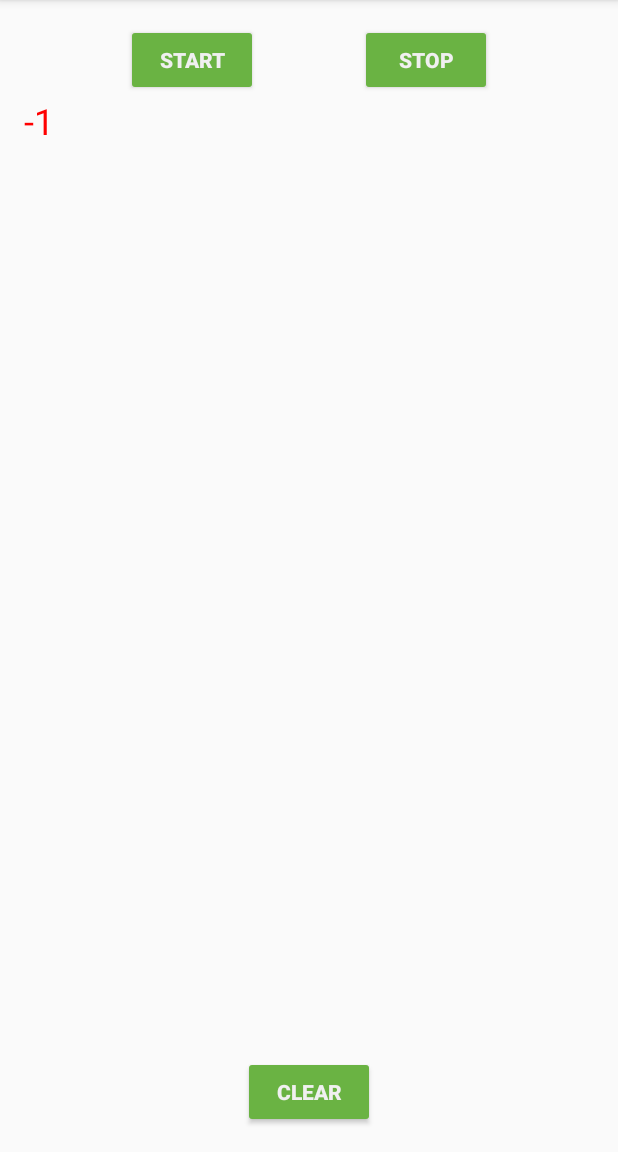
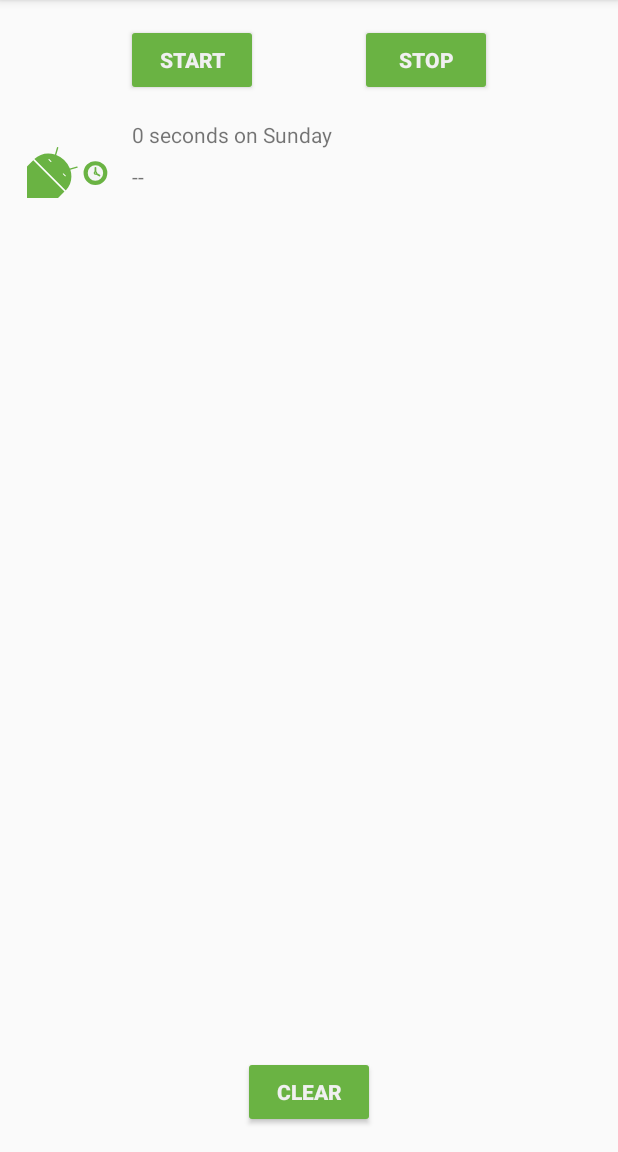
Before and after one commit to Thorn461/Developing-Android-Apps-with-Kotlin, an Android app: the screen it shows after launch (MainActivity), after a tap on "START", on a phone screen of 412 x 824 dp, the part 84-1236 px from its top. Run offline under Robolectric (Android 15) with nearby library versions, the phone set to English and light mode, and no system bars; our stand-ins replace Room's generated code, data binding; Roboto replaces fonts that are not available here; 3 statements that could not run were skipped.

Commit message:
Lesson 7

```diff
--- a/andfun-kotlin-sleep-tracker-with-recyclerview-starter-code/app/src/main/java/com/example/android/trackmysleepquality/sleeptracker/SleepNightAdapter.kt
+++ b/andfun-kotlin-sleep-tracker-with-recyclerview-starter-code/app/src/main/java/com/example/android/trackmysleepquality/sleeptracker/SleepNightAdapter.kt
@@ -17,15 +17,17 @@
 package com.example.android.trackmysleepquality.sleeptracker
 
 import android.view.LayoutInflater
+import android.view.View
 import android.view.ViewGroup
+import android.widget.ImageView
 import android.widget.TextView
 import androidx.recyclerview.widget.RecyclerView
 import com.example.android.trackmysleepquality.R
-import com.example.android.trackmysleepquality.TextItemViewHolder
+import com.example.android.trackmysleepquality.convertDurationToFormatted
+import com.example.android.trackmysleepquality.convertNumericQualityToString
 import com.example.android.trackmysleepquality.database.SleepNight
-import android.graphics.Color
 
-class SleepNightAdapter : RecyclerView.Adapter<TextItemViewHolder>() {
+class SleepNightAdapter : RecyclerView.Adapter<SleepNightAdapter.ViewHolder>() {
 
     var data = listOf<SleepNight>()
         set(value) {
@@ -35,23 +37,41 @@ class SleepNightAdapter : RecyclerView.Adapter<TextItemViewHolder>() {
 
     override fun getItemCount() = data.size
 
-    override fun onBindViewHolder(holder: TextItemViewHolder, position: Int) {
+    override fun onBindViewHolder(holder: ViewHolder, position: Int) {
         val item = data[position]
-        holder.textView.text = item.sleepQuality.toString()
-        if (item.sleepQuality <= 1) {
-            holder.textView.setTextColor(Color.RED) // red
-        } else {
-            // reset
-            holder.textView.setTextColor(Color.BLACK) // black
+
+        holder.bind(item)
+    }
+
+    override fun onCreateViewHolder(parent: ViewGroup, viewType: Int): ViewHolder {
+        val layoutInflater = LayoutInflater.from(parent.context)
+        val view = layoutInflater
+                .inflate(R.layout.list_item_sleep_night, parent, false)
+
+        return ViewHolder(view)
+    }
+
+    class ViewHolder(itemView: View) : RecyclerView.ViewHolder(itemView){
+
+        val sleepLength: TextView = itemView.findViewById(R.id.sleep_length)
+        val quality: TextView = itemView.findViewById(R.id.quality_string)
+        val qualityImage: ImageView = itemView.findViewById(R.id.quality_image)
+
+        fun bind(item: SleepNight) {
+            val res = itemView.context.resources
+
+            sleepLength.text = convertDurationToFormatted(item.startTimeMilli, item.endTimeMilli, res)
+            quality.text = convertNumericQualityToString(item.sleepQuality, res)
+            qualityImage.setImageResource(when (item.sleepQuality) {
+                0 -> R.drawable.ic_sleep_0
+                1 -> R.drawable.ic_sleep_1
+                2 -> R.drawable.ic_sleep_2
+                3 -> R.drawable.ic_sleep_3
+                4 -> R.drawable.ic_sleep_4
+                5 -> R.drawable.ic_sleep_5
+                else -> R.drawable.ic_sleep_active
+            })
         }
     }
 
-    override fun onCreateViewHolder(parent: ViewGroup, viewType: Int): TextItemViewHolder {
-
-        val layoutInflater = LayoutInflater.from(parent.context)
-        val view = layoutInflater
-                .inflate(R.layout.text_item_view, parent, false) as TextView
-
-        return TextItemViewHolder(view)
-    }
 }
--- a/andfun-kotlin-sleep-tracker-with-recyclerview-starter-code/app/src/main/res/layout/list_item_sleep_night.xml
+++ b/andfun-kotlin-sleep-tracker-with-recyclerview-starter-code/app/src/main/res/layout/list_item_sleep_night.xml
@@ -1,7 +1,45 @@
 <?xml version="1.0" encoding="utf-8"?>
 <androidx.constraintlayout.widget.ConstraintLayout
     xmlns:android="http://schemas.android.com/apk/res/android"
+    xmlns:app="http://schemas.android.com/apk/res-auto"
+    xmlns:tools="http://schemas.android.com/tools"
     android:orientation="vertical"
     android:layout_width="match_parent"
     android:layout_height="wrap_content">
+
+    <ImageView
+        android:id="@+id/quality_image"
+        android:layout_width="@dimen/icon_size"
+        android:layout_height="60dp"
+        android:layout_marginStart="16dp"
+        android:layout_marginTop="8dp"
+        android:layout_marginBottom="8dp"
+        app:layout_constraintBottom_toBottomOf="parent"
+        app:layout_constraintStart_toStartOf="parent"
+        app:layout_constraintTop_toTopOf="parent"
+        tools:srcCompat="@drawable/ic_sleep_5" />
+
+    <TextView
+        android:id="@+id/sleep_length"
+        android:layout_width="0dp"
+        android:layout_height="20dp"
+        android:layout_marginStart="8dp"
+        android:layout_marginTop="8dp"
+        android:layout_marginEnd="16dp"
+        app:layout_constraintEnd_toEndOf="parent"
+        app:layout_constraintStart_toEndOf="@+id/quality_image"
+        app:layout_constraintTop_toTopOf="@+id/quality_image"
+        tools:text="Wednesday" />
+
+    <TextView
+        android:id="@+id/quality_string"
+        android:layout_width="0dp"
+        android:layout_height="20dp"
+        android:layout_marginTop="8dp"
+        app:layout_constraintEnd_toEndOf="@+id/sleep_length"
+        app:layout_constraintHorizontal_bias="0.0"
+        app:layout_constraintStart_toStartOf="@+id/sleep_length"
+        app:layout_constraintTop_toBottomOf="@+id/sleep_length"
+        tools:text="Excellent!!!" />
+
 </androidx.constraintlayout.widget.ConstraintLayout>
```
